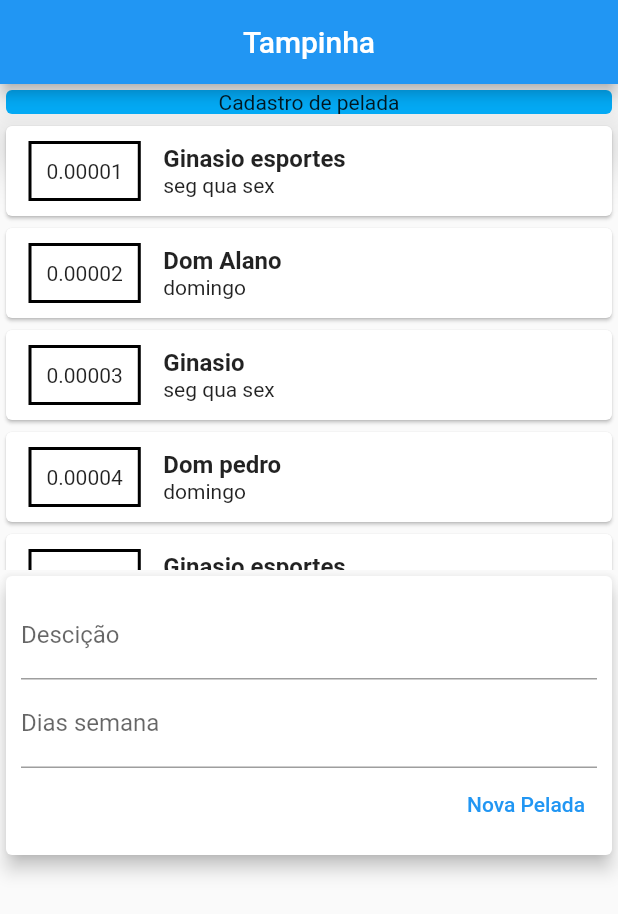
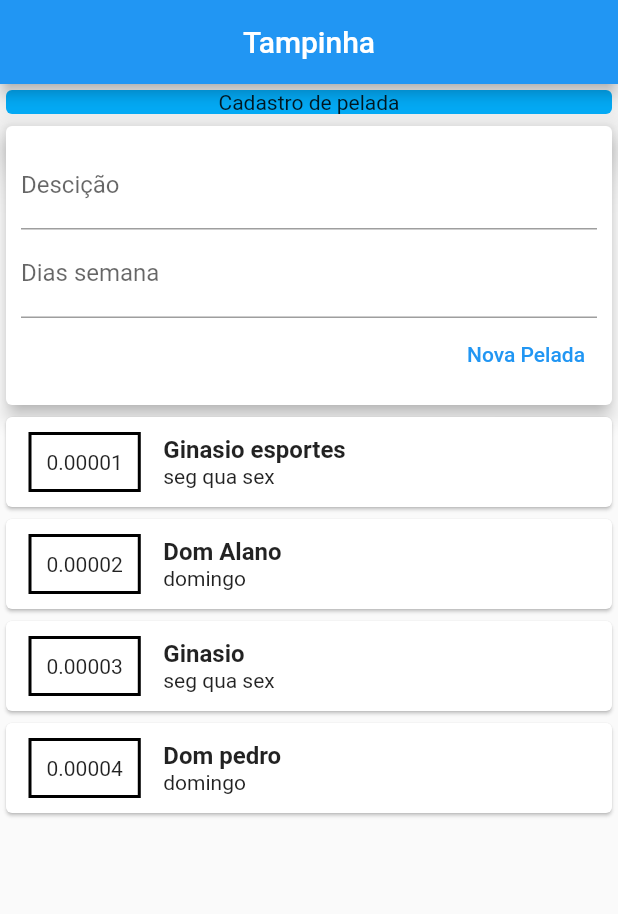
Before and after one commit to borniequepacheco/gerenciapelada, a Flutter app: the screen it shows after launch, after a tap on "Nova Pelada", on a phone screen of 412 x 824 dp. Shown: the top 914 px of the screen. Run offline on Flutter 3.47's test engine with Material 2 defaults, Android fonts, the phone set to English and light mode, and no system bars.

```diff
--- a/lib/components/pelada_form.dart
+++ b/lib/components/pelada_form.dart
@@ -5,6 +5,17 @@ class PeladasForm extends StatelessWidget {
   final diasSemanaController = TextEditingController();
 
   final void Function(String, String) onSubmit;
+
+  _submitForm() {
+    final descricao = descricaoController.text;
+    final diasSemana = diasSemanaController.text;
+
+    if (descricao.isEmpty || diasSemana.isEmpty) {
+      return;
+    }
+
+    onSubmit(descricao, diasSemana);
+  }
 
   PeladasForm(this.onSubmit);
 
@@ -18,12 +29,16 @@ class PeladasForm extends StatelessWidget {
           children: <Widget>[
             TextField(
               controller: descricaoController,
+              keyboardType: TextInputType.text,
+              onSubmitted: (_) => _submitForm(),
               decoration: InputDecoration(
                 labelText: 'Descição',
               ),
             ),
             TextField(
               controller: diasSemanaController,
+              onSubmitted: (_) => _submitForm(),
+              keyboardType: TextInputType.text,
               decoration: InputDecoration(
                 labelText: 'Dias semana',
               ),
@@ -32,11 +47,7 @@ class PeladasForm extends StatelessWidget {
               mainAxisAlignment: MainAxisAlignment.end,
               children: <Widget>[
                 TextButton(
-                  onPressed: () {
-                    final descricao = descricaoController.text;
-                    final diasSemana = diasSemanaController.text;
-                    onSubmit(descricao, diasSemana);
-                  },
+                  onPressed: _submitForm,
                   child: Text(
                     'Nova Pelada',
                   ),
--- a/lib/components/pelada_user.dart
+++ b/lib/components/pelada_user.dart
@@ -32,81 +32,6 @@ class _PeladaUserState extends State<PeladaUser> {
       descricao: 'Dom pedro',
       diasSemana: 'domingo',
     ),
-    Pelada(
-      id: '0.00005',
-      descricao: 'Ginasio esportes',
-      diasSemana: 'seg qua sex',
-    ),
-    Pelada(
-      id: '0.00006',
-      descricao: 'Dom Alano',
-      diasSemana: 'domingo',
-    ),
-    Pelada(
-      id: '0.00007',
-      descricao: 'Ginasio',
-      diasSemana: 'seg qua sex',
-    ),
-    Pelada(
-      id: '0.00008',
-      descricao: 'Dom pedro',
-      diasSemana: 'domingo',
-    ),
-    Pelada(
-      id: '0.00009',
-      descricao: 'Ginasio',
-      diasSemana: 'seg qua sex',
-    ),
-    Pelada(
-      id: '0.00010',
-      descricao: 'Dom pedro',
-      diasSemana: 'domingo',
-    ),
-    Pelada(
-      id: '0.00012',
-      descricao: 'Dom Alano',
-      diasSemana: 'domingo',
-    ),
-    Pelada(
-      id: '0.00013',
-      descricao: 'Ginasio',
-      diasSemana: 'seg qua sex',
-    ),
-    Pelada(
-      id: '0.00014',
-      descricao: 'Dom pedro',
-      diasSemana: 'domingo',
-    ),
-    Pelada(
-      id: '0.00015',
-      descricao: 'Ginasio esportes',
-      diasSemana: 'seg qua sex',
-    ),
-    Pelada(
-      id: '0.00016',
-      descricao: 'Dom Alano',
-      diasSemana: 'domingo',
-    ),
-    Pelada(
-      id: '0.00017',
-      descricao: 'Ginasio',
-      diasSemana: 'seg qua sex',
-    ),
-    Pelada(
-      id: '0.00018',
-      descricao: 'Dom pedro',
-      diasSemana: 'domingo',
-    ),
-    Pelada(
-      id: '0.00019',
-      descricao: 'Ginasio',
-      diasSemana: 'seg qua sex',
-    ),
-    Pelada(
-      id: '0.00011',
-      descricao: 'Dom pedro',
-      diasSemana: 'domingo',
-    ),
   ];
 
   _addPelada(String descricao, String diasSemana) {
@@ -125,8 +50,8 @@ class _PeladaUserState extends State<PeladaUser> {
   Widget build(BuildContext context) {
     return Column(
       children: <Widget>[
+        PeladasForm(_addPelada),
         PeladaList(_peladas),
-        PeladasForm(_addPelada),
       ],
     );
   }
```
